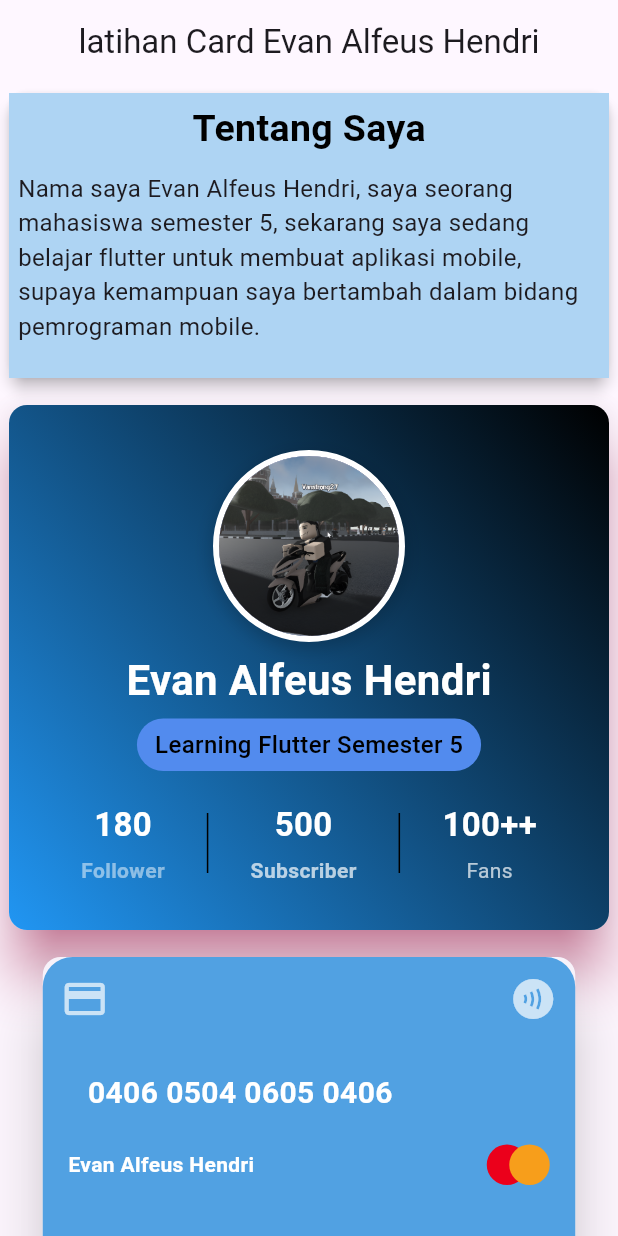
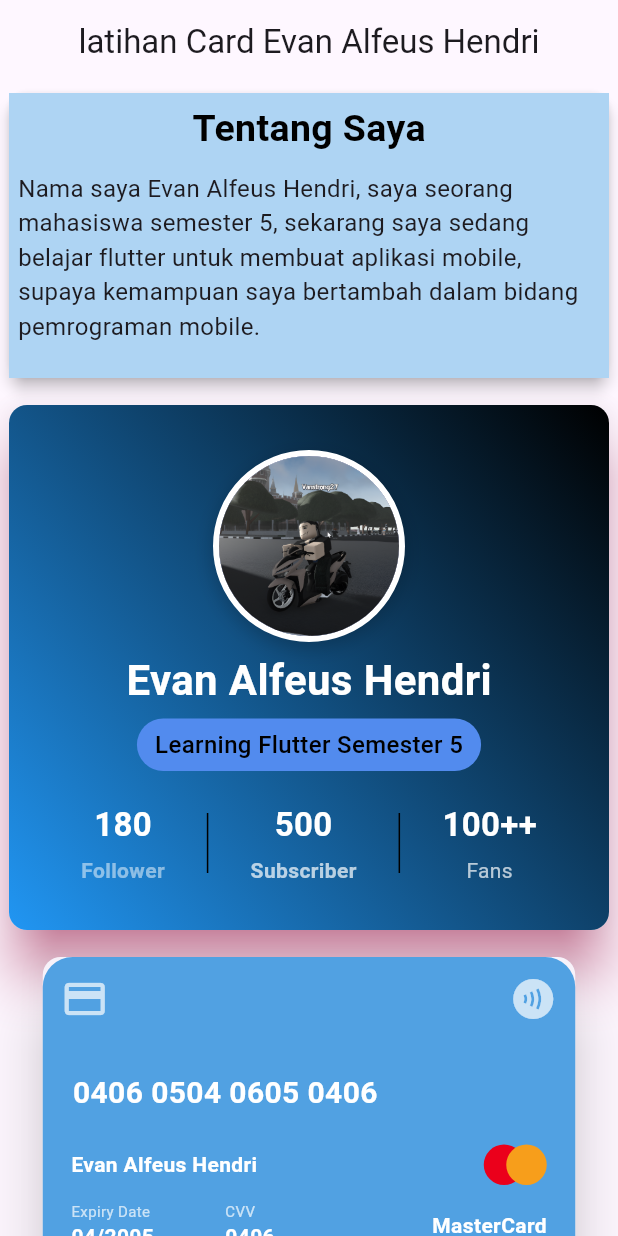
Before and after one commit to vanstrong4/latihan_week_8, a Flutter app: the screen it shows after launch, on a phone screen of 412 x 824 dp. Run offline on Flutter 3.47's test engine with Material 3 defaults, Android fonts, the phone set to English and light mode, and no system bars.

Commit message:
nambahin expiry date dan cvv

```diff
--- a/lib/pages/latihan_card_s2.dart
+++ b/lib/pages/latihan_card_s2.dart
@@ -234,7 +234,7 @@ class MyVan extends StatelessWidget {
                               ),
                               SizedBox(height: 20),
                               Padding(
-                                padding:EdgeInsets.symmetric(horizontal: 30),
+                                padding:EdgeInsets.symmetric(horizontal: 20),
                                 child: Text('0406 0504 0605 0406',
                                   textAlign: TextAlign.start,
                                   style: TextStyle(
@@ -246,7 +246,7 @@ class MyVan extends StatelessWidget {
                               ),
                               SizedBox(height: 20),
                               Padding(
-                                padding:EdgeInsets.symmetric(horizontal: 17),
+                                padding:EdgeInsets.symmetric(horizontal: 19),
                                 child: Row(
                                   mainAxisAlignment: MainAxisAlignment.spaceBetween,
                                   children: [
@@ -275,15 +275,64 @@ class MyVan extends StatelessWidget {
                                           shape: BoxShape.circle,
                                         ),
                                       )
-                                    ],
+                                     ],
                                     ),
                                   ],
                                 ),
                               ),
+                              SizedBox(height: 10),
+                              Padding(
+                                padding:EdgeInsetsGeometry.symmetric(horizontal: 19),
+                                child: Row(
+                                  mainAxisAlignment: MainAxisAlignment.spaceBetween,
+                                  children: [
+                                    Column(
+                                      crossAxisAlignment: CrossAxisAlignment.start,
+                                      children: [
+                                        Text('Expiry Date',
+                                          style: TextStyle(
+                                            color: Colors.white70,
+                                            fontSize: 10
+                                          ),
+                                        ),
+                                        Text('04/2005',
+                                          style: TextStyle(
+                                            color: Colors.white,
+                                            fontWeight: FontWeight.bold
+                                          ),
+                                        ),
+                                      ],
+                                    ),
+                                    Column(
+                                      crossAxisAlignment: CrossAxisAlignment.start,
+                                      children: [
+                                        Text('CVV',
+                                          style: TextStyle(
+                                            color: Colors.white70,
+                                            fontSize: 10
+                                          ),
+                                        ),
+                                        Text('0406',
+                                          style: TextStyle(
+                                            color: Colors.white,
+                                            fontWeight: FontWeight.bold
+                                          ),
+                                        ),
+                                      ],
+                                    ),
+                                    SizedBox(width: 10),
+                                    Text('MasterCard',
+                                      style: TextStyle(
+                                        color: Colors.white,
+                                        fontWeight: FontWeight.bold,
+                                      ),
+                                    ),
+                                  ],
+                                )
+                              ),
                             ],
                           ),
                           ),
-
                         ],
                       )
                     )
```
